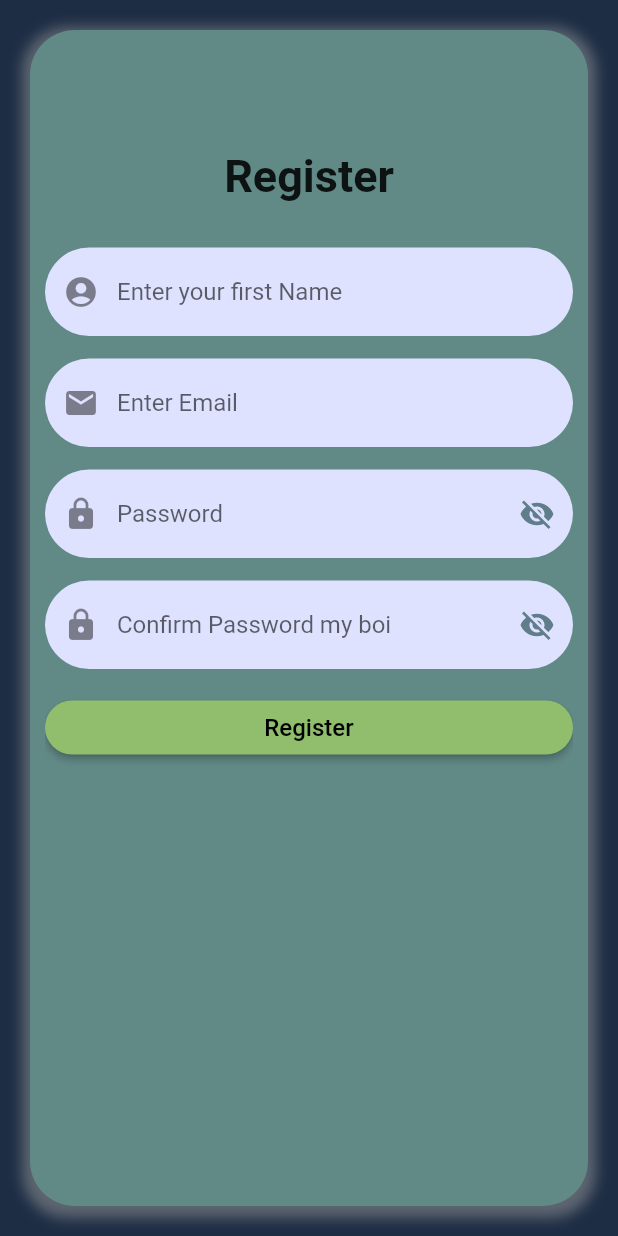
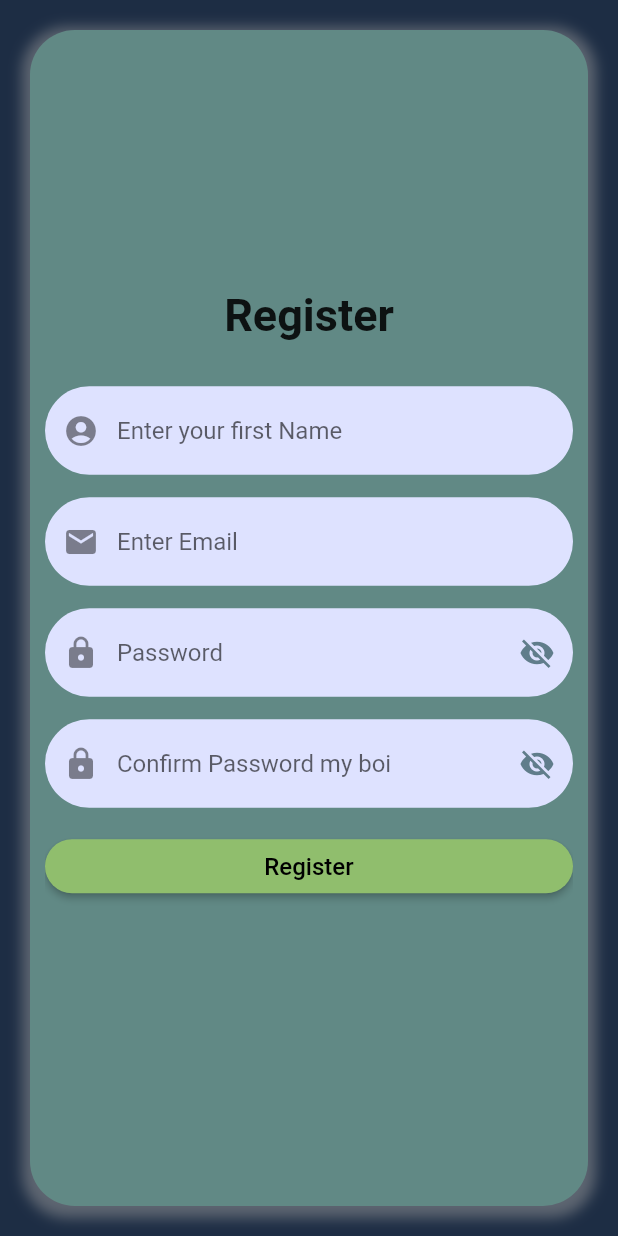
Before and after one commit to brocatz/Flutter-Mobile, a Flutter app: the screen it shows after launch, after a tap on "Register", on a phone screen of 412 x 824 dp. Run offline on Flutter 3.47's test engine with Material 2 defaults, Android fonts, the phone set to English and light mode, and no system bars; our stand-ins replace badges, firebase_auth, firebase_core; missing offline and left inert: credit_card; accounts and stored records are empty; network calls fail.

Commit message:
Fix and modify UI / centering widgets

```diff
--- a/lib/main.dart
+++ b/lib/main.dart
@@ -98,7 +98,7 @@ class FormTutorial extends StatelessWidget {
             ],
           ),
           margin: EdgeInsets.all(20),
-          padding: EdgeInsets.only(top: 20, left: 10, right: 10),
+          padding: EdgeInsets.only(/*top: 20 , */ left: 10, right: 10),
           child: ClipRRect(
             borderRadius: BorderRadius.all(Radius.circular(30)),
             child: customForm,
--- a/lib/pageViews/billingShippingAddressPageView.dart
+++ b/lib/pageViews/billingShippingAddressPageView.dart
@@ -14,7 +14,7 @@ class BillingShippingAddress extends StatelessWidget {
     const identifierFieldWidth = 150.0;
     return Container(
       decoration: BoxDecoration(color: backgroundColor),
-      padding: EdgeInsets.only(left: 20, right: 20, top: 10),
+      padding: EdgeInsets.only(left: 20, right: 20, top: 20),
       child: Form(
         key: _key,
         child: ListView(children: [
--- a/lib/screens/register_screen.dart
+++ b/lib/screens/register_screen.dart
@@ -229,11 +229,11 @@ class _MyCustomFormState extends State<MyCustomForm> {
   Widget build(BuildContext context) {
     return Form(
       key: _formKey,
+      child: Center(
         child: ListView(
+          shrinkWrap: true,
           children: <Widget>[
-          SizedBox(
-            height: 60,
-          ),
+            // SizedBox(height: 60),
             Container(
               height: 50,
               child: Text(
@@ -255,6 +255,7 @@ class _MyCustomFormState extends State<MyCustomForm> {
             SizedBox(height: 30)
           ],
         ),
+      ),
     );
   }
 }
--- a/lib/screens/signIn_screen.dart
+++ b/lib/screens/signIn_screen.dart
@@ -21,9 +21,11 @@ class _SignInState extends State<SignIn> {
   Widget build(BuildContext context) {
     return Form(
       key: _formKey,
+      child: Center(
         child: ListView(
+          shrinkWrap: true,
           children: <Widget>[
-          SizedBox(height: 120),
+            // SizedBox(height: 120),
             _buildTitle(),
             SizedBox(height: 15),
             _buildEmail(),
@@ -33,6 +35,7 @@ class _SignInState extends State<SignIn> {
             _buildSubmit(),
             SizedBox(height: 60)
           ],
+        ),
       ),
     );
   }
```
Also changed, not shown: lib/screens/checkOut_screen.dart (+18 -8 lines), lib/helper/CustomInputFormatter.dart (added). Lines whose indentation alone changed are shown as unchanged.
